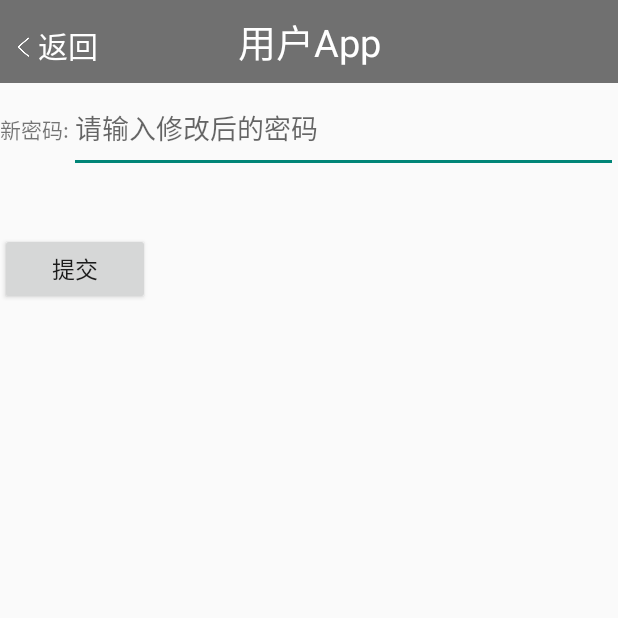
After one commit to Rxzero1412/AndroidApp, an Android app: the ActivityCPassword screen opened directly, with no data from a screen before it, on a phone screen of 412 x 824 dp, the top half of it. The commit adds this screen. Run offline under Robolectric (Android 15) with nearby library versions, the phone set to English and light mode, and no system bars; our stand-ins replace CircleImageView; libraries missing offline, so code that uses them is left out: com.squareup.okhttp.

Commit message:
20190413完成版

```diff
--- a/AndroidRFID/src/main/AndroidManifest.xml
+++ b/AndroidRFID/src/main/AndroidManifest.xml
@@ -36,6 +36,7 @@
         </activity>
         <activity android:name=".activity.homesActivity">
         </activity>
+        <activity android:name=".activity.ActivityCPassword"/>
         <activity android:name=".activity.Sign.Sign">
         </activity>
     </application>
--- /dev/null
+++ b/AndroidRFID/src/main/java/com/arcsoft/sdk_demo/activity/ActivityCPassword.java
@@ -0,0 +1,105 @@
+package com.arcsoft.sdk_demo.activity;
+
+import android.os.Bundle;
+import android.support.v7.app.AppCompatActivity;
+import android.view.View;
+import android.widget.Button;
+import android.widget.EditText;
+import android.widget.RelativeLayout;
+import android.widget.Toast;
+
+import com.arcsoft.sdk_demo.R;
+import com.arcsoft.sdk_demo.activity.Sign.SendCode;
+import com.arcsoft.sdk_demo.activity.Sign.Sign;
+import com.arcsoft.sdk_demo.set.setdata;
+import com.squareup.okhttp.Call;
+import com.squareup.okhttp.Callback;
+import com.squareup.okhttp.OkHttpClient;
+import com.squareup.okhttp.Request;
+import com.squareup.okhttp.Response;
+
+import java.io.IOException;
+import java.net.CookieManager;
+import java.net.CookiePolicy;
+
+import static java.lang.Thread.sleep;
+
+/**
+ * Ccy
+ * Created by 83541 on 2018/7/8.
+ */
+public class ActivityCPassword extends AppCompatActivity {
+    private EditText Ed_cp;
+    private String newpassword="";
+    private OkHttpClient okHttpClient=new OkHttpClient();//拿到okhttpClient对象
+    @Override
+    protected void onCreate(Bundle savedInstanceState) {
+        super.onCreate(savedInstanceState);
+        setContentView(R.layout.activity_cpassword);
+        Button toolbarBack= (Button) findViewById(R.id.Title_Back);
+        Ed_cp= (EditText) findViewById(R.id.ed_cpassword);
+        toolbarBack.setOnClickListener(new View.OnClickListener() {
+            @Override
+            public void onClick(View v) {
+                ActivityCPassword.this.finish();
+            }
+        });
+        ((Button) findViewById(R.id.SignBtn)).setText("");
+        findViewById(R.id.btn_cpassword).setOnClickListener(new View.OnClickListener() {
+            @Override
+            public void onClick(View view) {
+                newpassword= String.valueOf(Ed_cp.getText());
+                if(!newpassword.equals("")){
+                    String mBaseUrl=new setdata().Urls+"updatepassword.do?";
+                    okHttpClient.setCookieHandler(new CookieManager(null, CookiePolicy.ACCEPT_ALL));
+                    Request.Builder builder=new Request.Builder();//构造Request
+                    System.out.println(mBaseUrl);
+                    final Request request=builder
+                            .get()
+                            .url(mBaseUrl+"userid="+new setdata().userid+"&password="+newpassword)
+                            .build();
+                    executeRequest(request);
+                }
+                else{
+                    Toasts("请输入新密码");
+                }
+
+            }
+        });
+
+    }
+    public void Toasts(String t){
+        Toast toast=Toast.makeText(this,t, Toast.LENGTH_SHORT);
+        //显示toast信息
+        toast.show();
+    }
+    private void executeRequest(Request request) {
+        Call call=okHttpClient.newCall(request);//将Request封装为Call
+        call.enqueue(new Callback() {
+            @Override
+            public void onFailure(Request request, IOException e) {
+                e.printStackTrace();
+            }
+            @Override
+            public void onResponse(Response response) throws IOException {
+                final String res=response.body().string();
+                System.out.println(res);
+                runOnUiThread(new Runnable() {
+                    @Override
+                    public void run() {
+                        if(!res.equals("false")){
+                            Toasts("修改成功");
+                            try {
+                                sleep(2000);
+                            } catch (InterruptedException e) {
+                                e.printStackTrace();
+                            }
+                            ActivityCPassword.this.finish();
+                        }
+                    }
+                });
+            }
+        });
+    }
+
+}
--- a/AndroidRFID/src/main/java/com/arcsoft/sdk_demo/activity/homesActivity.java
+++ b/AndroidRFID/src/main/java/com/arcsoft/sdk_demo/activity/homesActivity.java
@@ -11,6 +11,7 @@ import android.support.v7.widget.PopupMenu;
 import android.view.MenuItem;
 import android.view.View;
 import android.view.WindowManager;
+import android.webkit.WebView;
 import android.widget.Button;
 import android.widget.LinearLayout;
 import android.widget.RadioGroup;
@@ -52,8 +53,8 @@ public class homesActivity extends AppCompatActivity {
     protected void onCreate(Bundle savedInstanceState) {
         super.onCreate(savedInstanceState);
         setContentView(R.layout.activity_homes);
+        String mBaseUrl=new setdata().Urls;
         resetTabBtn();
-
         final Handler handler=new Handler();
         Runnable runnable=new Runnable() {
             @Override
@@ -240,7 +241,7 @@ public class homesActivity extends AppCompatActivity {
             @Override
             public void onResponse(Response response) throws IOException {
                 final String res=response.body().string();
-                if(res.split(",")[0]!=null){
+                if(res.split(",")[0]!=null&&res.length()>2){
                     new setdata().balance=res.split(",")[2];
                 }
             }
--- /dev/null
+++ b/AndroidRFID/src/main/res/layout/activity_cpassword.xml
@@ -0,0 +1,44 @@
+<?xml version="1.0" encoding="utf-8"?>
+<RelativeLayout xmlns:android="http://schemas.android.com/apk/res/android"
+    xmlns:tools="http://schemas.android.com/tools"
+    android:layout_width="match_parent"
+    android:layout_height="match_parent"
+    android:background="#00000000">
+
+    <include layout="@layout/titlebar"
+        android:layout_width="match_parent"
+        android:layout_height="55dp"/>
+   <LinearLayout
+       android:layout_width="match_parent"
+       android:layout_height="match_parent"
+       android:orientation="vertical">
+    <LinearLayout
+        android:layout_marginTop="55dp"
+        android:layout_width="match_parent"
+        android:layout_height="100dp"
+        android:orientation="horizontal">
+        <TextView
+            android:layout_width="wrap_content"
+            android:layout_height="wrap_content"
+            android:text="新密码:"/>
+        <EditText
+            android:layout_width="250dp"
+            android:layout_height="60dp"
+            android:inputType="textPassword"
+            android:ems="10"
+            android:id="@+id/ed_cpassword"
+            android:layout_weight="1"
+            android:hint="请输入修改后的密码"
+            android:textColor="#707070"/>
+    </LinearLayout>
+
+       <Button
+           android:layout_width="100dp"
+           android:layout_height="wrap_content"
+           android:id="@+id/btn_cpassword"
+           android:text="提交"
+           android:textSize="15dp"/>
+
+
+   </LinearLayout>
+</RelativeLayout>
--- a/AndroidRFID/src/main/res/layout/activity_homes.xml
+++ b/AndroidRFID/src/main/res/layout/activity_homes.xml
@@ -15,8 +15,6 @@
         android:layout_height="match_parent"
         android:layout_above="@+id/bottom">
     </android.support.v4.view.ViewPager>
-
-
     <include layout="@layout/bottom"
         android:id="@+id/bottom"
         android:layout_width="match_parent"
--- a/AndroidRFID/src/main/res/layout/fragment_yonghu.xml
+++ b/AndroidRFID/src/main/res/layout/fragment_yonghu.xml
@@ -92,6 +92,7 @@
             android:layout_marginBottom="10dp"
             android:layout_width="match_parent"
             android:layout_height="wrap_content"
+            android:id="@+id/btn_cpassword"
             android:text="修改密码"
             android:textSize="25dp"/>
     </LinearLayout>
--- a/AndroidRFID/src/main/res/layout/fragment_zhangdan.xml
+++ b/AndroidRFID/src/main/res/layout/fragment_zhangdan.xml
@@ -3,6 +3,12 @@
     android:layout_width="match_parent"
     android:layout_height="match_parent"
     android:id="@+id/Lhome">
+    <WebView
+        android:layout_width="match_parent"
+        android:layout_height="match_parent"
+        android:id="@+id/zhangdan_id">
+
+    </WebView>
 
 
 </LinearLayout>
```
Also changed, not shown: AndroidRFID/src/main/java/com/arcsoft/sdk_demo/activity/fragment/Fhome.java (+7 -3 lines), AndroidRFID/src/main/java/com/arcsoft/sdk_demo/activity/fragment/Fyonghu.java (+8 -0 lines), AndroidRFID/src/main/java/com/arcsoft/sdk_demo/activity/fragment/Fzhangdan.java (+8 -1 lines), AndroidRFID/src/main/res/layout/fragment_home.xml (+5 -4 lines).
